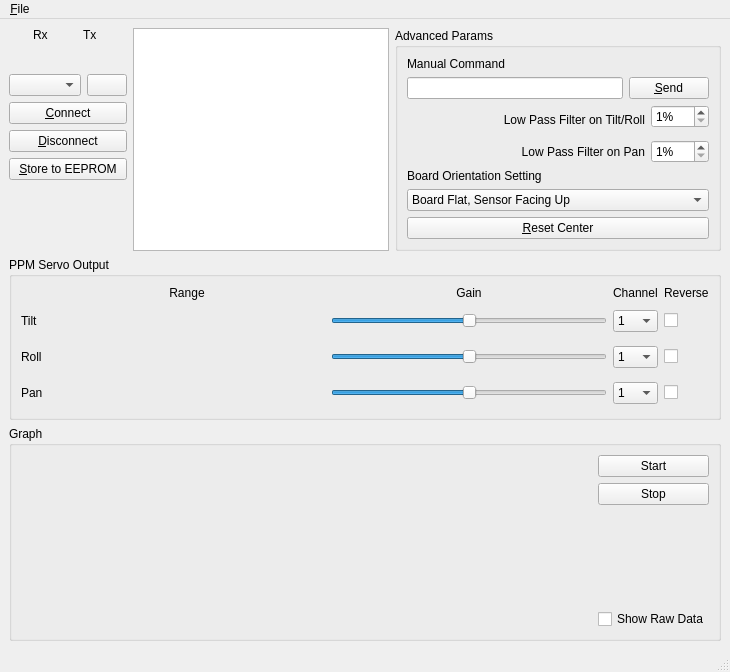
This is mainwindow.ui in dlktdr/HeadTracker as Qt 5 draws it before an edit. The edited form follows.
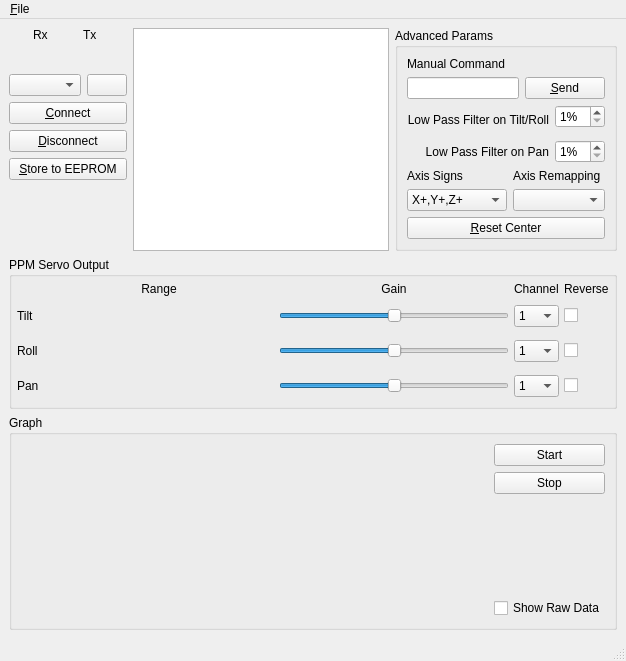
This is the edited form. Icons and pictures are not drawn. Custom widgets are drawn as their Qt base class.

```diff
--- a/mainwindow.ui
+++ b/mainwindow.ui
@@ -6,8 +6,8 @@
    <rect>
     <x>0</x>
     <y>0</y>
-    <width>675</width>
-    <height>649</height>
+    <width>599</width>
+    <height>651</height>
    </rect>
   </property>
   <property name="windowTitle">
@@ -18,7 +18,7 @@
     <normaloff>:/Icons/Icon.png</normaloff>:/Icons/Icon.png</iconset>
   </property>
   <widget class="QWidget" name="centralwidget">
-   <layout class="QVBoxLayout" name="verticalLayout">
+   <layout class="QVBoxLayout" name="verticalLayout_2">
     <item>
      <layout class="QHBoxLayout" name="horizontalLayout_2">
       <item>
@@ -189,7 +189,7 @@
         <property name="title">
          <string>Advanced Params</string>
         </property>
-        <layout class="QVBoxLayout" name="verticalLayout_6">
+        <layout class="QVBoxLayout" name="verticalLayout">
          <item>
           <widget class="QLabel" name="label">
            <property name="text">
@@ -323,62 +323,107 @@
           </spacer>
          </item>
          <item>
-          <widget class="QLabel" name="label_3">
-           <property name="text">
-            <string>Board Orientation Setting</string>
-           </property>
-          </widget>
-         </item>
-         <item>
-          <widget class="QComboBox" name="cmbRemap">
-           <item>
-            <property name="text">
-             <string>Board Flat, Sensor Facing Up</string>
-            </property>
+          <layout class="QGridLayout" name="gridLayout">
+           <item row="1" column="0">
+            <widget class="QLabel" name="label_5">
+             <property name="text">
+              <string>Axis Signs</string>
+             </property>
+            </widget>
            </item>
-           <item>
-            <property name="text">
-             <string>Board Flat, Sensor Facing Up, Rotate 90</string>
-            </property>
+           <item row="1" column="1">
+            <widget class="QLabel" name="label_3">
+             <property name="sizePolicy">
+              <sizepolicy hsizetype="Preferred" vsizetype="Preferred">
+               <horstretch>0</horstretch>
+               <verstretch>0</verstretch>
+              </sizepolicy>
+             </property>
+             <property name="text">
+              <string>Axis Remapping</string>
+             </property>
+            </widget>
            </item>
-           <item>
-            <property name="text">
-             <string>Board Vertical, Usb Down, Sensor Facing Right</string>
-            </property>
+           <item row="3" column="0" colspan="2">
+            <widget class="QPushButton" name="cmdResetCenter">
+             <property name="text">
+              <string>&amp;Reset Center</string>
+             </property>
+            </widget>
            </item>
-           <item>
-            <property name="text">
-             <string>Board Vertical, Usb Left, Sensor Facing Back</string>
-            </property>
+           <item row="2" column="0">
+            <widget class="QComboBox" name="cmbSigns">
+             <property name="sizePolicy">
+              <sizepolicy hsizetype="Minimum" vsizetype="Fixed">
+               <horstretch>1</horstretch>
+               <verstretch>0</verstretch>
+              </sizepolicy>
+             </property>
+             <property name="maximumSize">
+              <size>
+               <width>100</width>
+               <height>16777215</height>
+              </size>
+             </property>
+             <item>
+              <property name="text">
+               <string>X+,Y+,Z+</string>
+              </property>
+             </item>
+             <item>
+              <property name="text">
+               <string>X+,Y+,Z-</string>
+              </property>
+             </item>
+             <item>
+              <property name="text">
+               <string>X+,Y-,Z+</string>
+              </property>
+             </item>
+             <item>
+              <property name="text">
+               <string>X+,Y-,Z-</string>
+              </property>
+             </item>
+             <item>
+              <property name="text">
+               <string>X-,Y+,Z+</string>
+              </property>
+             </item>
+             <item>
+              <property name="text">
+               <string>X-,Y+,Z-</string>
+              </property>
+             </item>
+             <item>
+              <property name="text">
+               <string>X-,Y-,Z+</string>
+              </property>
+             </item>
+             <item>
+              <property name="text">
+               <string>X-,Y-,Z-</string>
+              </property>
+             </item>
+            </widget>
            </item>
-           <item>
-            <property name="text">
-             <string>Board Vertical, Usb Down, Sensor Facing Forward</string>
-            </property>
+           <item row="2" column="1">
+            <widget class="QComboBox" name="cmbRemap">
+             <property name="sizePolicy">
+              <sizepolicy hsizetype="MinimumExpanding" vsizetype="Fixed">
+               <horstretch>0</horstretch>
+               <verstretch>0</verstretch>
+              </sizepolicy>
+             </property>
+             <property name="maximumSize">
+              <size>
+               <width>100</width>
+               <height>16777215</height>
+              </size>
+             </property>
+            </widget>
            </item>
-           <item>
-            <property name="text">
-             <string>Remap 5</string>
-            </property>
-           </item>
-           <item>
-            <property name="text">
-             <string>Remap 6</string>
-            </property>
-           </item>
-           <item>
-            <property name="text">
-             <string>Remap 7</string>
-            </property>
-           </item>
-          </widget>
-         </item>
-         <item>
-          <widget class="QPushButton" name="cmdResetCenter">
-           <property name="text">
-            <string>&amp;Reset Center</string>
-           </property>
-          </widget>
+          </layout>
          </item>
         </layout>
        </widget>
@@ -399,6 +444,21 @@
          <string>PPM Servo Output</string>
         </property>
         <layout class="QGridLayout" name="gridLayout_5">
+         <property name="leftMargin">
+          <number>5</number>
+         </property>
+         <property name="topMargin">
+          <number>5</number>
+         </property>
+         <property name="rightMargin">
+          <number>5</number>
+         </property>
+         <property name="bottomMargin">
+          <number>5</number>
+         </property>
+         <property name="spacing">
+          <number>5</number>
+         </property>
          <item row="4" column="1">
           <widget class="ServoMinMax" name="servoPan" native="true">
            <property name="sizePolicy">
@@ -991,7 +1051,7 @@
     <rect>
      <x>0</x>
      <y>0</y>
-     <width>675</width>
+     <width>599</width>
      <height>22</height>
     </rect>
    </property>
```
